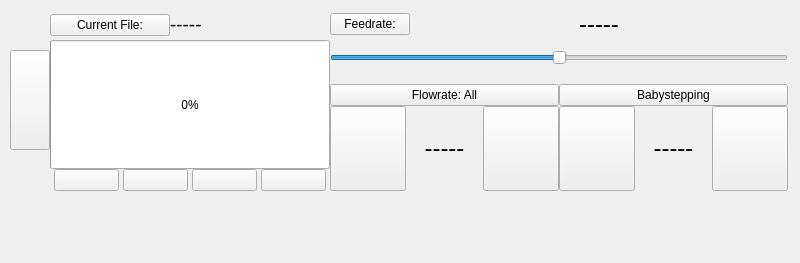
re3Dprinting/touchscreen, file ClientApp/qt/activeprintwidget.ui: the form before one commit.
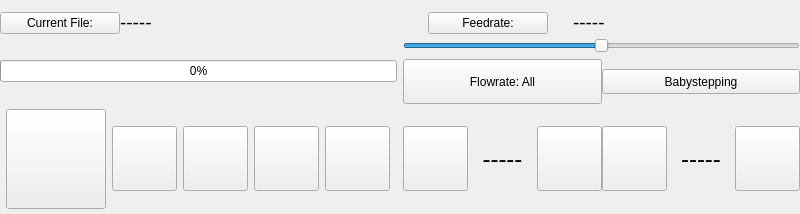
The form after the commit. Icons and pictures are not drawn.

Diff of the .ui file:
```diff
--- a/ClientApp/qt/activeprintwidget.ui
+++ b/ClientApp/qt/activeprintwidget.ui
@@ -7,59 +7,38 @@
     <x>0</x>
     <y>0</y>
     <width>800</width>
-    <height>263</height>
+    <height>214</height>
    </rect>
   </property>
   <property name="maximumSize">
    <size>
     <width>800</width>
-    <height>480</height>
+    <height>600</height>
    </size>
   </property>
   <property name="windowTitle">
    <string>TemperatureWindow</string>
   </property>
-  <widget class="QWidget" name="layoutWidget">
-   <property name="geometry">
-    <rect>
-     <x>10</x>
-     <y>10</y>
-     <width>778</width>
-     <height>181</height>
-    </rect>
-   </property>
-   <layout class="QHBoxLayout" name="ActivePrint">
-    <property name="spacing">
+  <layout class="QGridLayout" name="gridLayout">
+   <property name="leftMargin">
      <number>0</number>
     </property>
-    <item>
-     <widget class="QPushButton" name="Back">
-      <property name="maximumSize">
-       <size>
-        <width>100</width>
-        <height>100</height>
-       </size>
-      </property>
-      <property name="text">
-       <string/>
-      </property>
-      <property name="icon">
-       <iconset>
-        <normaloff>img/back.png</normaloff>img/back.png</iconset>
-      </property>
-      <property name="iconSize">
-       <size>
-        <width>100</width>
-        <height>100</height>
-       </size>
-      </property>
-     </widget>
-    </item>
-    <item>
-     <layout class="QVBoxLayout" name="verticalLayout">
-      <item>
-       <layout class="QVBoxLayout" name="verticalLayout_5">
-        <item>
+   <property name="topMargin">
+    <number>8</number>
+   </property>
+   <property name="rightMargin">
+    <number>0</number>
+   </property>
+   <property name="bottomMargin">
+    <number>0</number>
+   </property>
+   <property name="horizontalSpacing">
+    <number>6</number>
+   </property>
+   <property name="verticalSpacing">
+    <number>0</number>
+   </property>
+   <item row="0" column="0">
          <layout class="QHBoxLayout" name="horizontalLayout">
           <item>
            <widget class="QPushButton" name="FileLabel">
@@ -101,131 +80,7 @@
           </item>
          </layout>
         </item>
-        <item>
-         <widget class="QProgressBar" name="FileProgress">
-          <property name="sizePolicy">
-           <sizepolicy hsizetype="Maximum" vsizetype="Expanding">
-            <horstretch>0</horstretch>
-            <verstretch>0</verstretch>
-           </sizepolicy>
-          </property>
-          <property name="minimumSize">
-           <size>
-            <width>280</width>
-            <height>0</height>
-           </size>
-          </property>
-          <property name="value">
-           <number>0</number>
-          </property>
-         </widget>
-        </item>
-       </layout>
-      </item>
-      <item>
-       <layout class="QHBoxLayout" name="horizontalLayout_2">
-        <item>
-         <widget class="QPushButton" name="StopPrint">
-          <property name="maximumSize">
-           <size>
-            <width>65</width>
-            <height>65</height>
-           </size>
-          </property>
-          <property name="text">
-           <string/>
-          </property>
-          <property name="icon">
-           <iconset>
-            <normaloff>img/stop.png</normaloff>img/stop.png</iconset>
-          </property>
-          <property name="iconSize">
-           <size>
-            <width>55</width>
-            <height>55</height>
-           </size>
-          </property>
-         </widget>
-        </item>
-        <item>
-         <widget class="QPushButton" name="PausePrint">
-          <property name="maximumSize">
-           <size>
-            <width>65</width>
-            <height>65</height>
-           </size>
-          </property>
-          <property name="text">
-           <string/>
-          </property>
-          <property name="icon">
-           <iconset>
-            <normaloff>img/pause.png</normaloff>img/pause.png</iconset>
-          </property>
-          <property name="iconSize">
-           <size>
-            <width>55</width>
-            <height>55</height>
-           </size>
-          </property>
-         </widget>
-        </item>
-        <item>
-         <widget class="QPushButton" name="ResumePrint">
-          <property name="maximumSize">
-           <size>
-            <width>65</width>
-            <height>65</height>
-           </size>
-          </property>
-          <property name="text">
-           <string/>
-          </property>
-          <property name="icon">
-           <iconset>
-            <normaloff>img/resume.png</normaloff>img/resume.png</iconset>
-          </property>
-          <property name="iconSize">
-           <size>
-            <width>55</width>
-            <height>55</height>
-           </size>
-          </property>
-         </widget>
-        </item>
-        <item>
-         <widget class="QPushButton" name="Fan">
-          <property name="maximumSize">
-           <size>
-            <width>65</width>
-            <height>65</height>
-           </size>
-          </property>
-          <property name="text">
-           <string/>
-          </property>
-          <property name="icon">
-           <iconset>
-            <normaloff>img/fanoff.png</normaloff>img/fanoff.png</iconset>
-          </property>
-          <property name="iconSize">
-           <size>
-            <width>55</width>
-            <height>55</height>
-           </size>
-          </property>
-         </widget>
-        </item>
-       </layout>
-      </item>
-     </layout>
-    </item>
-    <item>
-     <layout class="QVBoxLayout" name="verticalLayout_3">
-      <property name="spacing">
-       <number>0</number>
-      </property>
-      <item>
+   <item row="0" column="1">
        <layout class="QHBoxLayout" name="horizontalLayout_5">
         <item>
          <widget class="QPushButton" name="FeedrateLabel">
@@ -235,6 +90,12 @@
             <verstretch>0</verstretch>
            </sizepolicy>
           </property>
+       <property name="minimumSize">
+        <size>
+         <width>120</width>
+         <height>0</height>
+        </size>
+       </property>
           <property name="text">
            <string>Feedrate:</string>
           </property>
@@ -243,18 +104,54 @@
         <item>
          <widget class="QLabel" name="FeedrateVal">
           <property name="sizePolicy">
-           <sizepolicy hsizetype="Preferred" vsizetype="Maximum">
+        <sizepolicy hsizetype="Minimum" vsizetype="Maximum">
             <horstretch>0</horstretch>
             <verstretch>0</verstretch>
            </sizepolicy>
           </property>
+       <property name="minimumSize">
+        <size>
+         <width>0</width>
+         <height>30</height>
+        </size>
+       </property>
+       <property name="maximumSize">
+        <size>
+         <width>200</width>
+         <height>16777215</height>
+        </size>
+       </property>
           <property name="text">
-           <string>&lt;html&gt;&lt;head/&gt;&lt;body&gt;&lt;p align=&quot;center&quot;&gt;&lt;span style=&quot; font-size:18pt;&quot;&gt;-----&lt;/span&gt;&lt;/p&gt;&lt;/body&gt;&lt;/html&gt;</string>
+        <string>&lt;html&gt;&lt;head/&gt;&lt;body&gt;&lt;p&gt;&lt;span style=&quot; font-size:14pt;&quot;&gt;-----&lt;/span&gt;&lt;/p&gt;&lt;/body&gt;&lt;/html&gt;</string>
           </property>
          </widget>
         </item>
        </layout>
       </item>
+   <item row="1" column="0">
+    <widget class="QProgressBar" name="FileProgress">
+     <property name="sizePolicy">
+      <sizepolicy hsizetype="Expanding" vsizetype="Maximum">
+       <horstretch>0</horstretch>
+       <verstretch>0</verstretch>
+      </sizepolicy>
+     </property>
+     <property name="minimumSize">
+      <size>
+       <width>280</width>
+       <height>0</height>
+      </size>
+     </property>
+     <property name="value">
+      <number>0</number>
+     </property>
+    </widget>
+   </item>
+   <item row="1" column="1">
+    <layout class="QVBoxLayout" name="verticalLayout">
+     <property name="spacing">
+      <number>6</number>
+     </property>
       <item>
        <widget class="QSlider" name="FeedrateSlider">
         <property name="sizePolicy">
@@ -266,7 +163,13 @@
         <property name="minimumSize">
          <size>
           <width>0</width>
-          <height>40</height>
+         <height>0</height>
+        </size>
+       </property>
+       <property name="maximumSize">
+        <size>
+         <width>16777215</width>
+         <height>16777215</height>
          </size>
         </property>
         <property name="maximum">
@@ -286,14 +189,20 @@
          <number>0</number>
         </property>
         <property name="topMargin">
-         <number>6</number>
+        <number>0</number>
         </property>
         <item>
          <widget class="QPushButton" name="FlowrateLabel">
+         <property name="sizePolicy">
+          <sizepolicy hsizetype="Minimum" vsizetype="Expanding">
+           <horstretch>0</horstretch>
+           <verstretch>0</verstretch>
+          </sizepolicy>
+         </property>
           <property name="maximumSize">
            <size>
-            <width>16777215</width>
-            <height>25</height>
+           <width>200</width>
+           <height>45</height>
            </size>
           </property>
           <property name="text">
@@ -305,7 +214,7 @@
          <widget class="QPushButton" name="BabysteppingLabel">
           <property name="maximumSize">
            <size>
-            <width>16777215</width>
+           <width>200</width>
             <height>25</height>
            </size>
           </property>
@@ -316,7 +225,128 @@
         </item>
        </layout>
       </item>
+    </layout>
+   </item>
+   <item row="2" column="0">
+    <layout class="QHBoxLayout" name="horizontalLayout_2">
       <item>
+      <widget class="QPushButton" name="Back">
+       <property name="maximumSize">
+        <size>
+         <width>100</width>
+         <height>100</height>
+        </size>
+       </property>
+       <property name="text">
+        <string/>
+       </property>
+       <property name="icon">
+        <iconset>
+         <normaloff>img/back.png</normaloff>img/back.png</iconset>
+       </property>
+       <property name="iconSize">
+        <size>
+         <width>100</width>
+         <height>100</height>
+        </size>
+       </property>
+      </widget>
+     </item>
+     <item>
+      <widget class="QPushButton" name="StopPrint">
+       <property name="maximumSize">
+        <size>
+         <width>65</width>
+         <height>65</height>
+        </size>
+       </property>
+       <property name="text">
+        <string/>
+       </property>
+       <property name="icon">
+        <iconset>
+         <normaloff>img/stop.png</normaloff>img/stop.png</iconset>
+       </property>
+       <property name="iconSize">
+        <size>
+         <width>55</width>
+         <height>55</height>
+        </size>
+       </property>
+      </widget>
+     </item>
+     <item>
+      <widget class="QPushButton" name="PausePrint">
+       <property name="maximumSize">
+        <size>
+         <width>65</width>
+         <height>65</height>
+        </size>
+       </property>
+       <property name="text">
+        <string/>
+       </property>
+       <property name="icon">
+        <iconset>
+         <normaloff>img/pause.png</normaloff>img/pause.png</iconset>
+       </property>
+       <property name="iconSize">
+        <size>
+         <width>55</width>
+         <height>55</height>
+        </size>
+       </property>
+      </widget>
+     </item>
+     <item>
+      <widget class="QPushButton" name="ResumePrint">
+       <property name="maximumSize">
+        <size>
+         <width>65</width>
+         <height>65</height>
+        </size>
+       </property>
+       <property name="text">
+        <string/>
+       </property>
+       <property name="icon">
+        <iconset>
+         <normaloff>img/resume.png</normaloff>img/resume.png</iconset>
+       </property>
+       <property name="iconSize">
+        <size>
+         <width>55</width>
+         <height>55</height>
+        </size>
+       </property>
+      </widget>
+     </item>
+     <item>
+      <widget class="QPushButton" name="Fan">
+       <property name="maximumSize">
+        <size>
+         <width>65</width>
+         <height>65</height>
+        </size>
+       </property>
+       <property name="text">
+        <string/>
+       </property>
+       <property name="icon">
+        <iconset>
+         <normaloff>img/fanoff.png</normaloff>img/fanoff.png</iconset>
+       </property>
+       <property name="iconSize">
+        <size>
+         <width>55</width>
+         <height>55</height>
+        </size>
+       </property>
+      </widget>
+     </item>
+    </layout>
+   </item>
+   <item row="2" column="1">
        <layout class="QHBoxLayout" name="horizontalLayout_3">
         <item>
          <widget class="QPushButton" name="FlowrateNeg">
@@ -328,8 +358,8 @@
           </property>
           <property name="maximumSize">
            <size>
-            <width>150</width>
-            <height>150</height>
+         <width>65</width>
+         <height>65</height>
            </size>
           </property>
           <property name="text">
@@ -370,8 +400,8 @@
           </property>
           <property name="maximumSize">
            <size>
-            <width>150</width>
-            <height>150</height>
+         <width>65</width>
+         <height>65</height>
            </size>
           </property>
           <property name="text">
@@ -399,8 +429,8 @@
           </property>
           <property name="maximumSize">
            <size>
-            <width>150</width>
-            <height>150</height>
+         <width>65</width>
+         <height>65</height>
            </size>
           </property>
           <property name="text">
@@ -441,8 +471,8 @@
           </property>
           <property name="maximumSize">
            <size>
-            <width>150</width>
-            <height>150</height>
+         <width>65</width>
+         <height>65</height>
            </size>
           </property>
           <property name="text">
@@ -463,9 +493,6 @@
        </layout>
       </item>
      </layout>
-    </item>
-   </layout>
-  </widget>
  </widget>
  <resources/>
  <connections/>
```
Left out of the diff: 2 changed lines with no effect on the pictures. Lines whose indentation alone changed are shown as unchanged.
